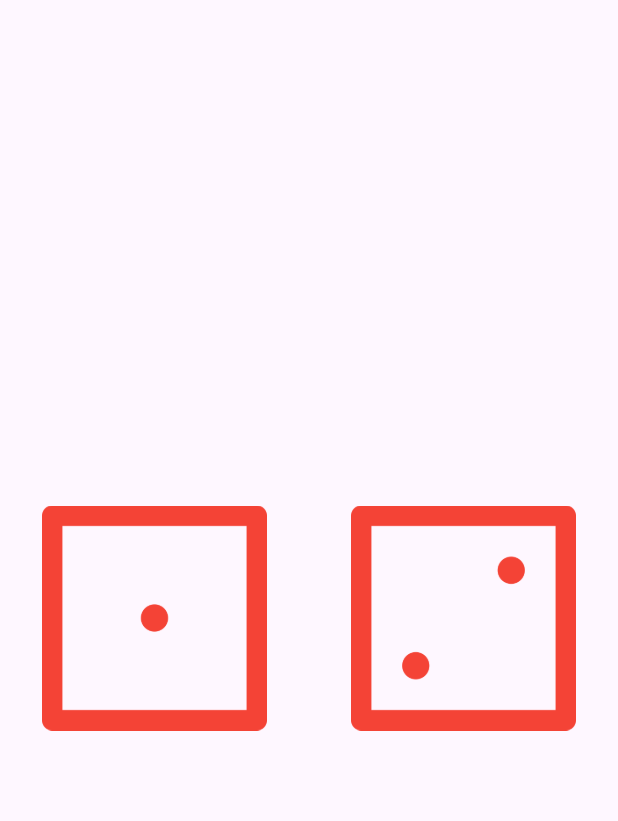
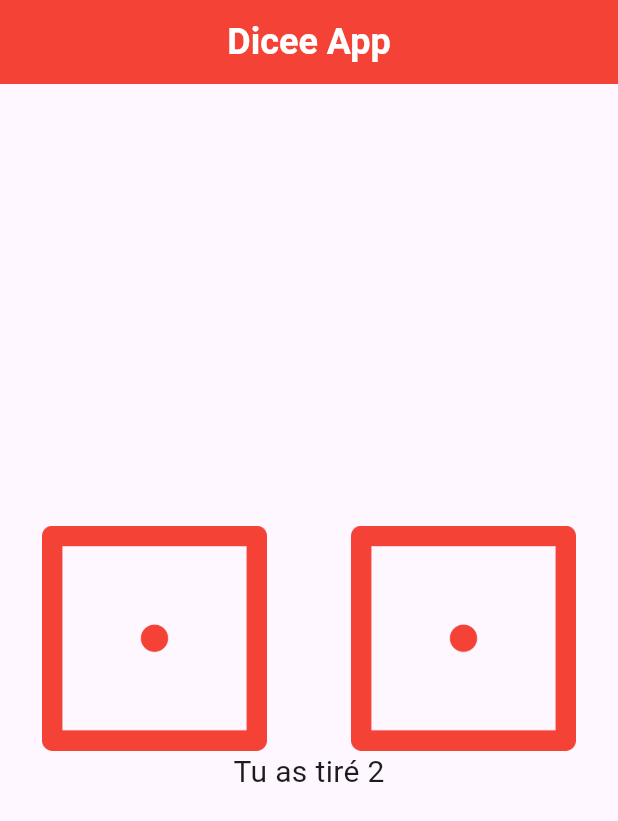
Before and after one commit to Nick-Lemy/100daysOfFlutter, a Flutter app: the screen it shows after launch, on a phone screen of 412 x 824 dp. Shown: the top 821 px of the screen. Run offline on Flutter 3.47's test engine with Material 3 defaults, Android fonts, the light colour scheme and no system bars; our stand-ins replace google_fonts.

Commit message:
Add a text

```diff
--- a/dicee/lib/main.dart
+++ b/dicee/lib/main.dart
@@ -6,8 +6,6 @@ void main() {
 
 List<int> dices = [1, 2, 3, 4, 5, 6];
 List<int> dices2 = [1, 2, 3, 4, 5, 6];
-int dice = dices[0];
-int diceS = dices2[1];
 
 class MyApp extends StatefulWidget {
   const MyApp({super.key});
@@ -23,6 +21,16 @@ class _MyAppState extends State<MyApp> {
       debugShowCheckedModeBanner: false,
       home: SafeArea(
         child: Scaffold(
+          appBar: AppBar(
+            backgroundColor: Colors.red,
+            title: Text('Dicee App'),
+            centerTitle: true,
+            titleTextStyle: TextStyle(
+              color: Colors.white,
+              fontSize: 24,
+              fontWeight: FontWeight.bold,
+            ),
+          ),
           body: Column(
             mainAxisAlignment: MainAxisAlignment.center,
             children: [
@@ -36,7 +44,7 @@ class _MyAppState extends State<MyApp> {
                         });
                       },
                       child: Image.asset(
-                        'images/dice$dice.png',
+                        'images/dice${dices[0]}.png',
                         height: 150,
                         color: Colors.red,
                       )),
@@ -47,19 +55,18 @@ class _MyAppState extends State<MyApp> {
                         });
                       },
                       child: Image.asset(
-                        'images/dice$diceS.png',
+                        'images/dice${dices2[0]}.png',
                         height: 150,
                         color: Colors.red,
                       )),
                 ],
               ),
-              // FloatingActionButton(onPressed: (){
-              //   setState(() {
-              //     dices.shuffle();
-              //     dice = dices[0];
-              //     dice_s = dices[1];
-              //   });
-              // },)
+              Text(
+                'Tu as tiré ${dices[0] + dices2[0]}',
+                style: TextStyle(
+                  fontSize: 20
+                ),
+              )
             ],
           ),
         ),
@@ -70,7 +77,5 @@ class _MyAppState extends State<MyApp> {
 
 void modifyNumber() {
   dices2.shuffle();
-  diceS = dices2[0];
   dices.shuffle();
-  dice = dices[0];
 }
```
